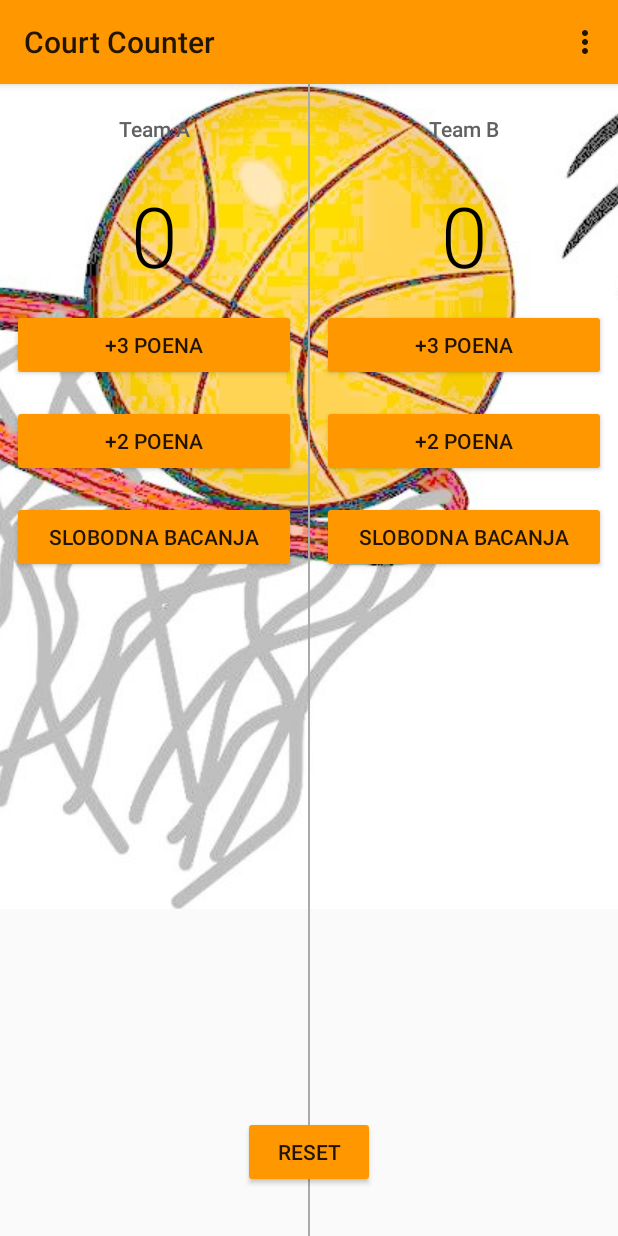
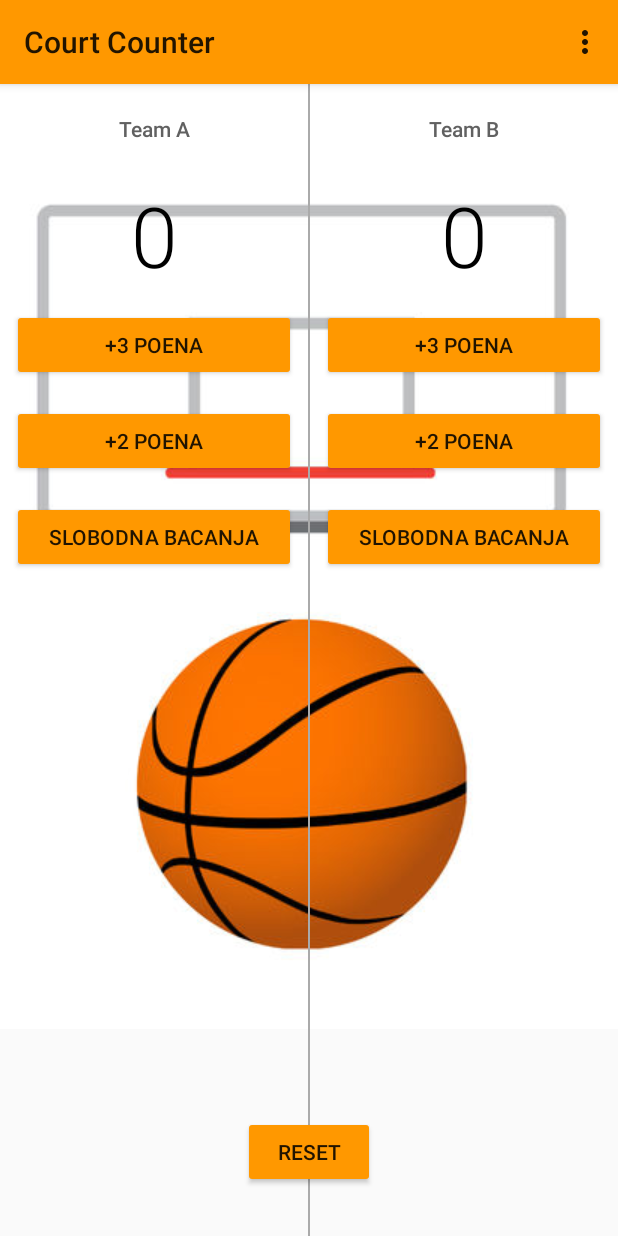
Before and after one commit to Ado-O/CounterBasketball, an Android app: the screen it shows after launch (MainActivity), on a phone screen of 412 x 824 dp. Run offline under Robolectric (Android 15) with nearby library versions, the light colour scheme and no system bars.

Commit message:
add image
new background image

```diff
--- a/app/src/main/res/layout/activity_main.xml
+++ b/app/src/main/res/layout/activity_main.xml
@@ -9,7 +9,7 @@
         android:layout_width="wrap_content"
         android:layout_height="wrap_content"
         android:scaleType="centerCrop"
-        app:srcCompat="@drawable/basket"
+        app:srcCompat="@drawable/basket1"
         tools:layout_editor_absoluteX="8dp"
         tools:layout_editor_absoluteY="0dp" />
 
```
Also changed, not shown: app/src/main/res/drawable/basket.jpg (deleted), app/src/main/res/drawable/basket1.jpg (added).
